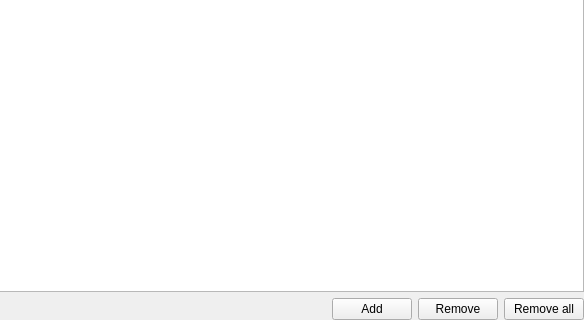
The window that src/candleplugins/usercommands/settings.ui (Denvi/Candle) describes before a commit, drawn with Qt 5; both pictures show x 171 to 755 and y 125 to 445 of the 755 by 445 pixel window.
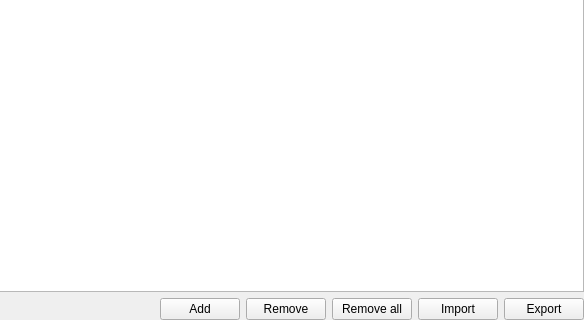
The same window after the commit.

Commit message: Added user commands import/export

```diff
--- a/src/candleplugins/usercommands/settings.ui
+++ b/src/candleplugins/usercommands/settings.ui
@@ -118,6 +118,20 @@
        </property>
       </widget>
      </item>
+     <item>
+      <widget class="QPushButton" name="cmdImport">
+       <property name="text">
+        <string>Import</string>
+       </property>
+      </widget>
+     </item>
+     <item>
+      <widget class="QPushButton" name="cmdExport">
+       <property name="text">
+        <string>Export</string>
+       </property>
+      </widget>
+     </item>
     </layout>
    </item>
   </layout>
```
The commit also changes 3 other files.
